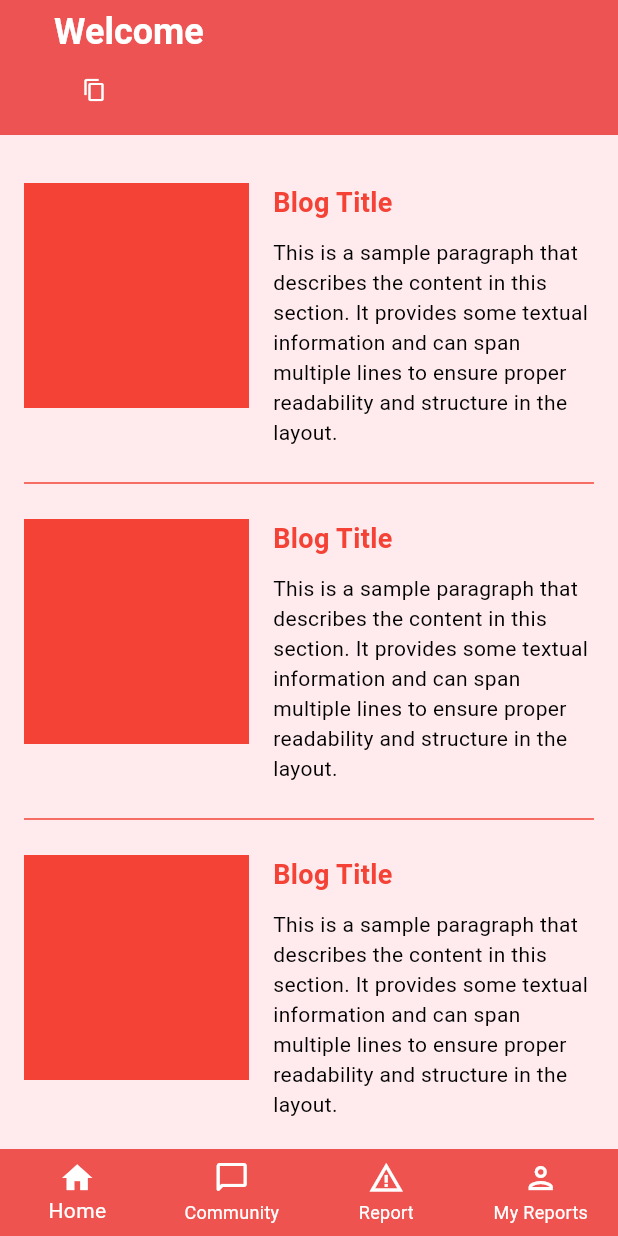
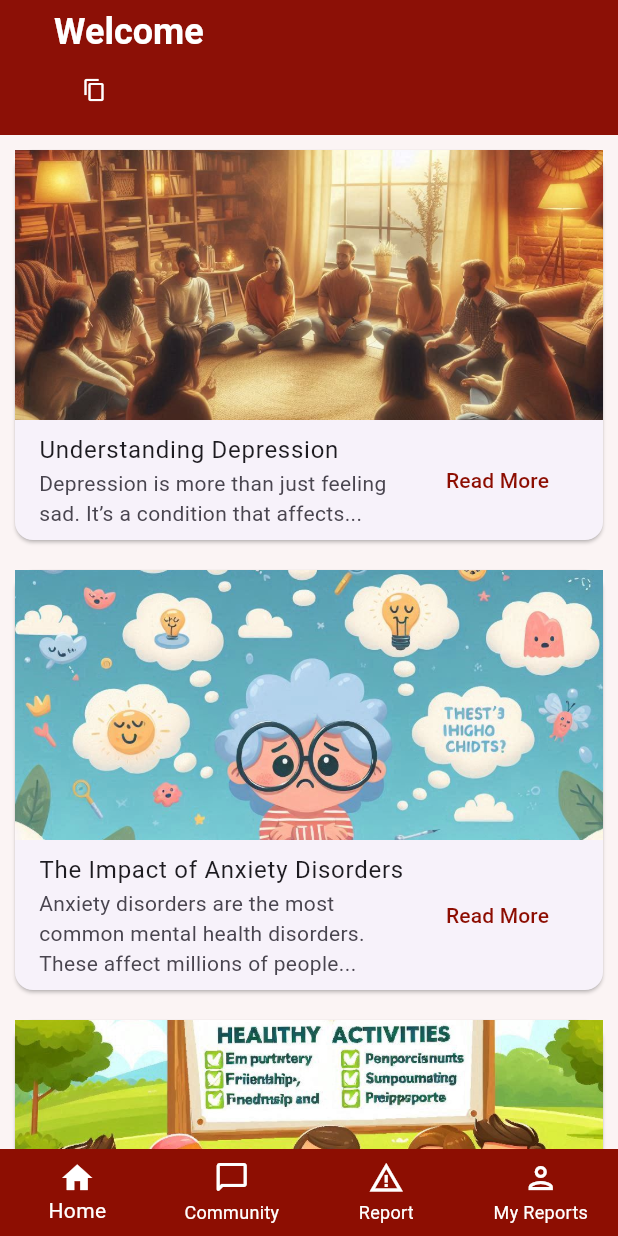
Before and after one commit to Gayatri018/UniGuard, a Flutter app: the LandingPage screen opened directly with empty values, on a phone screen of 412 x 824 dp. Run offline on Flutter 3.47's test engine with Material 3 defaults, Android fonts, the phone set to English and light mode, and no system bars; our stand-ins replace cloud_firestore, firebase_auth, firebase_core, firebase_storage, get, google_maps_flutter and 3 more; accounts and stored records are empty.

Commit message:
fixed everthing

```diff
--- a/lib/screens/landing_page.dart
+++ b/lib/screens/landing_page.dart
@@ -1,5 +1,6 @@
 import 'package:flutter/material.dart';
 import 'package:flutter/services.dart';
+import 'package:uniguard/screens/read_blog.dart';
 import 'package:uniguard/screens/report_page.dart';
 // import 'package:uniguard/admin/community.dart';
 // import '../admin/report_details.dart';
@@ -41,9 +42,9 @@ class _LandingPageState extends State<LandingPage> {
   @override
   Widget build(BuildContext context) {
     return Scaffold(
-      backgroundColor: Colors.red[50],
+      backgroundColor: Color(0xFFFBF4F4),
       bottomNavigationBar: BottomNavigationBar(
-        backgroundColor: Colors.red[400],
+        backgroundColor: Color(0xFF8D0E02),
         elevation: 0,
         type: BottomNavigationBarType.fixed,
         currentIndex: _currentIndex,
@@ -74,7 +75,7 @@ class _LandingPageState extends State<LandingPage> {
         ],
       ),
       appBar: AppBar(
-        backgroundColor: Colors.red[400],
+        backgroundColor: Color(0xFF8D0E02),
         elevation: 0.5,
         toolbarHeight: 90,
         automaticallyImplyLeading: false,
@@ -129,64 +130,106 @@ class _LandingPageState extends State<LandingPage> {
 // Placeholder HomeScreen to avoid errors, replace with actual implementation
 class HomeScreen extends StatelessWidget {
   final String token;
-  const HomeScreen({Key? key, required this.token}) : super(key: key);
+  HomeScreen({Key? key, required this.token}) : super(key: key);
+
+  final List<Map<String, String>> blogs = [
+    {
+      'image': 'assets/images/Blog1.png', // Replace with real image
+      'title': 'Understanding Depression',
+      'content': 'Depression is more than just feeling sad. It’s a condition that affects...',
+      'full_content': 'Depression is a mental health disorder that involves a persistent feeling of sadness and loss of interest. It affects how one feels, thinks, and handles daily activities... It can also lead to various physical symptoms like insomnia, fatigue, and more.',
+    },
+    {
+      'image': 'assets/images/Blog2.png', // Replace with real image
+      'title': 'The Impact of Anxiety Disorders',
+      'content': 'Anxiety disorders are the most common mental health disorders. These affect millions of people...',
+      'full_content': 'Anxiety disorders include generalized anxiety disorder, panic disorder, and social anxiety disorder. They are characterized by feelings of excessive fear or worry that interfere with daily life. These disorders can cause physical symptoms like increased heart rate, sweating, and shaking...',
+    },
+    {
+      'image': 'assets/images/Blog3.png', // Replace with real image
+      'title': 'The Dangers of Drug Abuse',
+      'content': 'Drug abuse is a serious issue affecting millions worldwide. It has devastating impacts on the body and mind...',
+      'full_content': 'Drug abuse refers to the habitual use of illegal substances or the misuse of prescription medications. It can lead to addiction, health problems, legal issues, and affect relationships. The physical effects may include liver damage, heart disease, and neurological problems...',
+    },
+    {
+      'image': 'assets/images/Blog4.png', // Replace with real image
+      'title': 'Mental Health Stigma and Its Consequences',
+      'content': 'Mental health stigma prevents individuals from seeking the help they need...',
+      'full_content': 'Mental health stigma is the negative perception or discrimination associated with mental health disorders. This stigma often prevents individuals from seeking help, leading to untreated conditions and worsening symptoms. Stigma can also affect employment, relationships, and social interactions...',
+    },
+  ];
+
 
   @override
   Widget build(BuildContext context) {
-    return SingleChildScrollView(
-      padding: EdgeInsets.all(16),
+    return ListView.builder(
+      itemCount: blogs.length,
+      itemBuilder: (context, index) {
+        final blog = blogs[index];
+        return Card(
+          margin: EdgeInsets.all(10),
           child: Column(
             children: [
-          _buildSection(),
-          Divider(color: Colors.red),
-          _buildSection(),
-          Divider(color: Colors.red),
-          _buildSection(),
-          Divider(color: Colors.red),
-          _buildSection(),
-          Divider(color: Colors.red),
-          _buildSection(),
-        ],
+              SizedBox(width: double.infinity, height: 180,child: Image.asset(blog['image']!, width: 80, height: 80, fit: BoxFit.cover),),
+              ListTile(
+                title: Text(blog['title']!),
+                subtitle: Text(blog['content']!),
+                trailing: TextButton(
+                  onPressed: () {
+                    // Navigate to ReadBlogPage
+                    Navigator.push(
+                      context,
+                      MaterialPageRoute(
+                        builder: (context) => ReadBlogPage(blog: blog),
                       ),
                     );
-  }
-
-  Widget _buildSection() {
-    return Padding(
-      padding: const EdgeInsets.symmetric(vertical: 16.0),
-      child: Row(
-        crossAxisAlignment: CrossAxisAlignment.start,
-        children: [
-          Container(
-            width: 150,
-            height: 150,
-            color: Colors.red, // Placeholder for Image
-          ),
-          const SizedBox(width: 16),
-          Expanded(
-            child: Column(
-              crossAxisAlignment: CrossAxisAlignment.start,
-              children: [
-                Text(
-                    "Blog Title",
-                    style: TextStyle(
-                      fontSize: 18,
-                      fontWeight: FontWeight.bold,
-                      color: Colors.red,
-                    ),
-                ),
-                SizedBox(height: 10,),
-                Text(
-                  "This is a sample paragraph that describes the content in this section. It provides some textual information and can span multiple lines to ensure proper readability and structure in the layout.",
-                  style: TextStyle(color: Colors.black, fontSize: 14),
-                  softWrap: true, // Ensures text wraps properly
-                  overflow: TextOverflow.visible, // Ensures text isn't clipped
-                )
-              ]
+                  },
+                  child: Text('Read More', style: TextStyle(color: Color(0xFF8D0E02)),),
                 ),
               ),
             ],
           ),
         );
+      },
+    );
   }
+
+  // Widget _buildSection() {
+  //   return Padding(
+  //     padding: const EdgeInsets.symmetric(vertical: 16.0),
+  //     child: Row(
+  //       crossAxisAlignment: CrossAxisAlignment.start,
+  //       children: [
+  //         Container(
+  //           width: 150,
+  //           height: 150,
+  //           color: Color(0xFF8D0E02), // Placeholder for Image
+  //         ),
+  //         const SizedBox(width: 16),
+  //         Expanded(
+  //           child: Column(
+  //             crossAxisAlignment: CrossAxisAlignment.start,
+  //             children: [
+  //               Text(
+  //                   "Blog Title",
+  //                   style: TextStyle(
+  //                     fontSize: 18,
+  //                     fontWeight: FontWeight.bold,
+  //                     color: Color(0xFF8D0E02),
+  //                   ),
+  //               ),
+  //               SizedBox(height: 10,),
+  //               Text(
+  //                 "This is a sample paragraph that describes the content in this section. It provides some textual information and can span multiple lines to ensure proper readability and structure in the layout.",
+  //                 style: TextStyle(color: Colors.black, fontSize: 14),
+  //                 softWrap: true, // Ensures text wraps properly
+  //                 overflow: TextOverflow.visible, // Ensures text isn't clipped
+  //               )
+  //             ]
+  //           ),
+  //         ),
+  //       ],
+  //     ),
+  //   );
+  // }
 }
--- a/lib/screens/my_community.dart
+++ b/lib/screens/my_community.dart
@@ -34,7 +34,7 @@ class SpeakerDetailsScreen extends StatelessWidget {
                 var link = speaker['link'] ?? '';
 
                 return Card(
-                  color: Colors.red[400],
+                  color: Color(0xFF8D0E02),
                   margin: EdgeInsets.all(10),
                   child: Padding(
                     padding: EdgeInsets.all(10),
--- a/pubspec.yaml
+++ b/pubspec.yaml
@@ -48,6 +48,7 @@ dependencies:
   image_picker: ^1.1.2
   url_launcher: ^6.3.1
   smooth_page_indicator: ^1.2.1
+  flutter_dotenv: ^5.2.1
 
 
 dev_dependencies:
```
Also changed, not shown: lib/screens/read_blog.dart (added, +41 -0 lines), lib/screens/report_details.dart (+40 -40 lines), lib/screens/report_page.dart (+24 -1 lines), lib/screens/signup_page.dart (+4 -4 lines), assets/images/Blog1.png (added), assets/images/Blog2.png (added), assets/images/Blog3.png (added), assets/images/Blog4.png (added), assets/images/logo_final.png (added), assets/images/logo_ug.png (added), pubspec.lock, 4 other files. Lines whose indentation alone changed are shown as unchanged.
